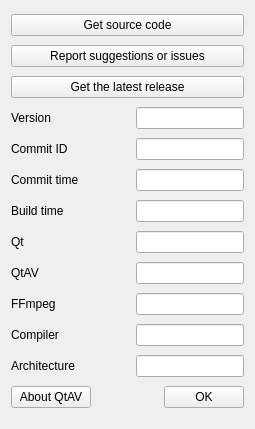
This is src/forms/aboutdialog.ui in wangwenx190/dynamic-desktop as Qt 5 draws it before an edit. The edited form follows.
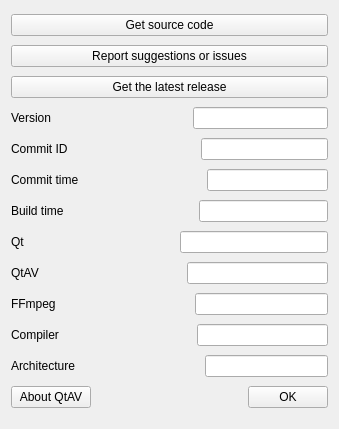
This is the edited form. Icons and pictures are not drawn.

```diff
--- a/src/forms/aboutdialog.ui
+++ b/src/forms/aboutdialog.ui
@@ -6,7 +6,7 @@
    <rect>
     <x>0</x>
     <y>0</y>
-    <width>255</width>
+    <width>339</width>
     <height>429</height>
    </rect>
   </property>
```
